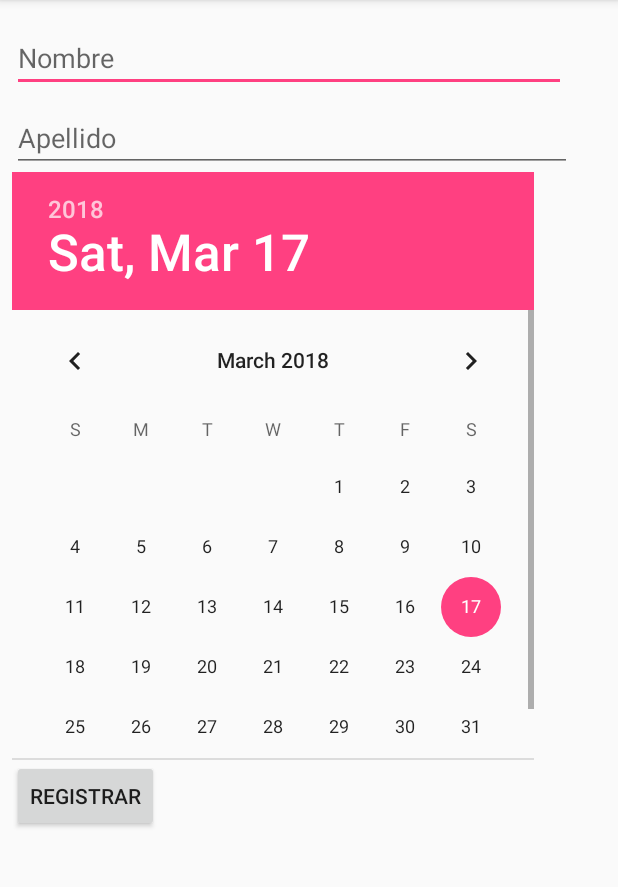
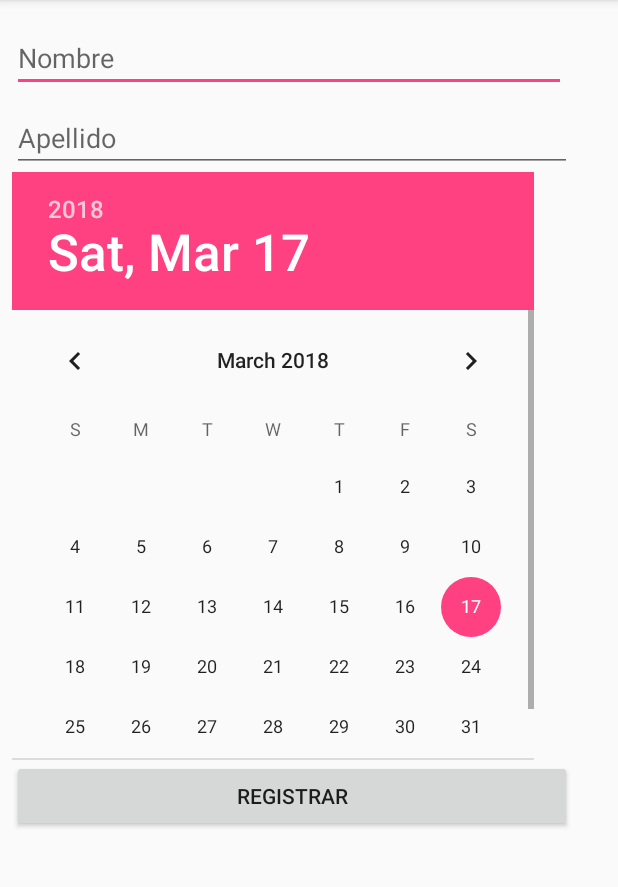
Before and after one commit to Robroblemol/MVP_Practic, an Android app: the screen it shows after launch (MainActivity), on a phone screen of 412 x 824 dp, the part 84-971 px from its top. Run offline under Robolectric (Android 15) with nearby library versions, the phone set to English and light mode, and no system bars; our stand-ins replace ButterKnife.

Commit message:
minior fix

```diff
--- a/app/src/main/res/layout/activity_main.xml
+++ b/app/src/main/res/layout/activity_main.xml
@@ -10,7 +10,8 @@
         android:layout_width="wrap_content"
         android:layout_height="wrap_content"
         tools:layout_editor_absoluteX="0dp"
-        tools:layout_editor_absoluteY="0dp">
+        tools:layout_editor_absoluteY="0dp"
+        tools:ignore="MissingConstraints">
 
         <LinearLayout
             android:layout_width="wrap_content"
@@ -60,8 +61,8 @@
 
             <Button
                 android:id="@+id/btnCalcular"
-                android:layout_width="wrap_content"
-                android:layout_height="wrap_content"
+                android:layout_width="match_parent"
+                android:layout_height="match_parent"
                 android:layout_marginEnd="8dp"
                 android:layout_marginStart="8dp"
                 android:text="@string/registrar"
```
